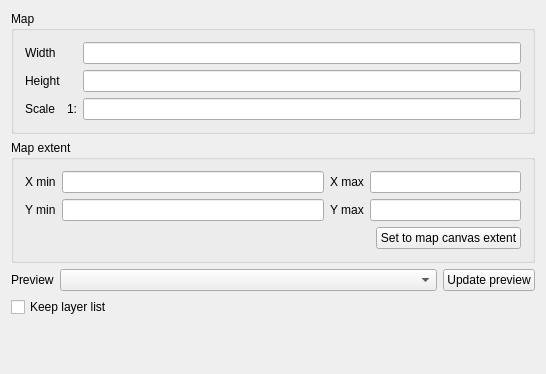
This is qgis/src/ui/qgscomposermapwidgetbase.ui in sourcepole/qgis as Qt 5 draws it before an edit. The edited form follows.
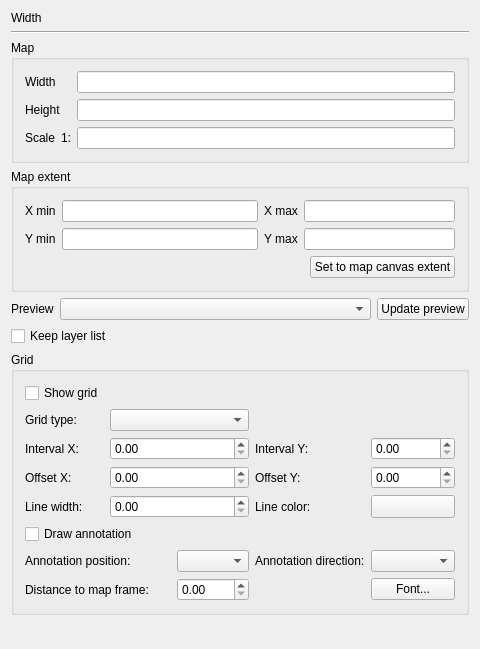
This is the edited form. Custom widgets are drawn as their Qt base class.

Commit message: [FEATURE] Possibility to add a grid to composer maps

Patch:
```diff
--- a/qgis/src/ui/qgscomposermapwidgetbase.ui
+++ b/qgis/src/ui/qgscomposermapwidgetbase.ui
@@ -1,12 +1,12 @@
 <ui version="4.0" >
  <class>QgsComposerMapWidgetBase</class>
- <widget class="QWidget" name="QgsComposerMapWidgetBase" >
-  <property name="geometry" >
+ <widget class="QWidget" name="QgsComposerMapWidgetBase">
+  <property name="geometry">
    <rect>
     <x>0</x>
     <y>0</y>
-    <width>546</width>
-    <height>374</height>
+    <width>466</width>
+    <height>649</height>
    </rect>
   </property>
   <property name="sizePolicy" >
@@ -18,19 +18,45 @@
   <property name="windowTitle" >
    <string>Map options</string>
   </property>
-  <layout class="QGridLayout" >
-   <item row="0" column="0" colspan="3" >
-    <widget class="QGroupBox" name="groupBox" >
-     <property name="title" >
+  <layout class="QGridLayout" name="gridLayout_3">
+   <item row="0" column="0">
+    <widget class="QLabel" name="textLabel1">
+     <property name="text">
+      <string>Width</string>
+     </property>
+     <property name="wordWrap">
+      <bool>true</bool>
+     </property>
+     <property name="buddy">
+      <cstring>mWidthLineEdit</cstring>
+     </property>
+    </widget>
+   </item>
+   <item row="1" column="0">
+    <widget class="Line" name="line1">
+     <property name="frameShape">
+      <enum>QFrame::HLine</enum>
+     </property>
+     <property name="frameShadow">
+      <enum>QFrame::Sunken</enum>
+     </property>
+     <property name="orientation">
+      <enum>Qt::Horizontal</enum>
+     </property>
+    </widget>
+   </item>
+   <item row="2" column="0">
+    <widget class="QGroupBox" name="mMapGroupBox">
+     <property name="title">
       <string>Map</string>
      </property>
-     <layout class="QGridLayout" >
-      <item row="0" column="0" >
-       <widget class="QLabel" name="textLabel1" >
-        <property name="text" >
+     <layout class="QGridLayout" name="gridLayout_2">
+      <item row="0" column="0">
+       <widget class="QLabel" name="textLabel1">
+        <property name="text">
          <string>Width</string>
         </property>
-        <property name="wordWrap" >
+        <property name="wordWrap">
          <bool>true</bool>
         </property>
         <property name="buddy" >
@@ -38,54 +64,49 @@
         </property>
        </widget>
       </item>
-      <item row="0" column="2" >
-       <widget class="QLineEdit" name="mWidthLineEdit" />
+      <item row="0" column="1">
+       <widget class="QLineEdit" name="mWidthLineEdit"/>
       </item>
-      <item row="1" column="0" >
-       <widget class="QLabel" name="textLabel2" >
-        <property name="text" >
+      <item row="1" column="0">
+       <widget class="QLabel" name="label_3">
+        <property name="text">
          <string>Height</string>
         </property>
-        <property name="wordWrap" >
-         <bool>true</bool>
-        </property>
-        <property name="buddy" >
-         <cstring>mHeightLineEdit</cstring>
-        </property>
        </widget>
       </item>
-      <item row="1" column="2" >
-       <widget class="QLineEdit" name="mHeightLineEdit" />
+      <item row="1" column="1">
+       <widget class="QLineEdit" name="mHeightLineEdit"/>
       </item>
-      <item row="2" column="0" >
-       <widget class="QLabel" name="label_2" >
-        <property name="sizePolicy" >
-         <sizepolicy vsizetype="Preferred" hsizetype="Preferred" >
-          <horstretch>0</horstretch>
-          <verstretch>0</verstretch>
-         </sizepolicy>
-        </property>
-        <property name="text" >
-         <string>Scale</string>
-        </property>
-        <property name="wordWrap" >
-         <bool>true</bool>
-        </property>
-       </widget>
+      <item row="2" column="0">
+       <layout class="QHBoxLayout" name="horizontalLayout">
+        <item>
+         <widget class="QLabel" name="label_2">
+          <property name="sizePolicy">
+           <sizepolicy hsizetype="Preferred" vsizetype="Preferred">
+            <horstretch>0</horstretch>
+            <verstretch>0</verstretch>
+           </sizepolicy>
+          </property>
+          <property name="text">
+           <string>Scale</string>
+          </property>
+          <property name="wordWrap">
+           <bool>true</bool>
+          </property>
+         </widget>
+        </item>
+        <item>
+         <widget class="QLabel" name="label">
+          <property name="text">
+           <string>1:</string>
+          </property>
+         </widget>
+        </item>
+       </layout>
       </item>
-      <item row="2" column="1" >
-       <widget class="QLabel" name="label" >
-        <property name="text" >
-         <string>1:</string>
-        </property>
-        <property name="alignment" >
-         <set>Qt::AlignRight|Qt::AlignTrailing|Qt::AlignVCenter</set>
-        </property>
-       </widget>
-      </item>
-      <item row="2" column="2" >
-       <widget class="QLineEdit" name="mScaleLineEdit" >
-        <property name="inputMask" >
+      <item row="2" column="1">
+       <widget class="QLineEdit" name="mScaleLineEdit">
+        <property name="inputMask">
          <string/>
         </property>
        </widget>
@@ -93,15 +114,15 @@
      </layout>
     </widget>
    </item>
-   <item row="1" column="0" colspan="3" >
-    <widget class="QGroupBox" name="mMapExtentGroupBox" >
-     <property name="title" >
+   <item row="3" column="0">
+    <widget class="QGroupBox" name="mMapExtentGroupBox">
+     <property name="title">
       <string>Map extent</string>
      </property>
-     <layout class="QGridLayout" >
-      <item row="0" column="0" >
-       <widget class="QLabel" name="mXMinLabel" >
-        <property name="enabled" >
+     <layout class="QGridLayout">
+      <item row="0" column="0">
+       <widget class="QLabel" name="mXMinLabel">
+        <property name="enabled">
          <bool>true</bool>
         </property>
         <property name="text" >
@@ -112,12 +133,12 @@
         </property>
        </widget>
       </item>
-      <item row="0" column="1" >
-       <widget class="QLineEdit" name="mXMinLineEdit" />
+      <item row="0" column="1">
+       <widget class="QLineEdit" name="mXMinLineEdit"/>
       </item>
-      <item row="0" column="2" >
-       <widget class="QLabel" name="mXMaxLabel" >
-        <property name="text" >
+      <item row="0" column="2">
+       <widget class="QLabel" name="mXMaxLabel">
+        <property name="text">
          <string>X max</string>
         </property>
         <property name="buddy" >
@@ -125,12 +146,12 @@
         </property>
        </widget>
       </item>
-      <item row="0" column="3" colspan="2" >
-       <widget class="QLineEdit" name="mXMaxLineEdit" />
+      <item row="0" column="3" colspan="2">
+       <widget class="QLineEdit" name="mXMaxLineEdit"/>
       </item>
-      <item row="1" column="0" >
-       <widget class="QLabel" name="mYMinLabel" >
-        <property name="text" >
+      <item row="1" column="0">
+       <widget class="QLabel" name="mYMinLabel">
+        <property name="text">
          <string>Y min</string>
         </property>
         <property name="buddy" >
@@ -138,12 +159,12 @@
         </property>
        </widget>
       </item>
-      <item row="1" column="1" >
-       <widget class="QLineEdit" name="mYMinLineEdit" />
+      <item row="1" column="1">
+       <widget class="QLineEdit" name="mYMinLineEdit"/>
       </item>
-      <item row="1" column="2" >
-       <widget class="QLabel" name="mYMaxLabel" >
-        <property name="text" >
+      <item row="1" column="2">
+       <widget class="QLabel" name="mYMaxLabel">
+        <property name="text">
          <string>Y max</string>
         </property>
         <property name="buddy" >
@@ -151,10 +172,10 @@
         </property>
        </widget>
       </item>
-      <item row="1" column="3" colspan="2" >
-       <widget class="QLineEdit" name="mYMaxLineEdit" />
+      <item row="1" column="3" colspan="2">
+       <widget class="QLineEdit" name="mYMaxLineEdit"/>
       </item>
-      <item row="2" column="0" colspan="4" >
+      <item row="2" column="0" colspan="4">
        <spacer>
         <property name="orientation" >
          <enum>Qt::Horizontal</enum>
@@ -167,9 +188,9 @@
         </property>
        </spacer>
       </item>
-      <item row="2" column="4" >
-       <widget class="QPushButton" name="mSetToMapCanvasExtentButton" >
-        <property name="text" >
+      <item row="2" column="4">
+       <widget class="QPushButton" name="mSetToMapCanvasExtentButton">
+        <property name="text">
          <string>Set to map canvas extent</string>
         </property>
        </widget>
@@ -177,44 +198,207 @@
      </layout>
     </widget>
    </item>
-   <item row="2" column="0" >
-    <widget class="QLabel" name="mPreviewModeLabel" >
-     <property name="text" >
-      <string>Preview</string>
-     </property>
-     <property name="wordWrap" >
-      <bool>true</bool>
-     </property>
-     <property name="buddy" >
-      <cstring>mPreviewModeComboBox</cstring>
-     </property>
-    </widget>
+   <item row="4" column="0">
+    <layout class="QHBoxLayout" name="horizontalLayout_2">
+     <item>
+      <widget class="QLabel" name="mPreviewModeLabel">
+       <property name="text">
+        <string>Preview</string>
+       </property>
+       <property name="wordWrap">
+        <bool>true</bool>
+       </property>
+       <property name="buddy">
+        <cstring>mPreviewModeComboBox</cstring>
+       </property>
+      </widget>
+     </item>
+     <item>
+      <widget class="QComboBox" name="mPreviewModeComboBox">
+       <property name="sizePolicy">
+        <sizepolicy hsizetype="Expanding" vsizetype="Fixed">
+         <horstretch>0</horstretch>
+         <verstretch>0</verstretch>
+        </sizepolicy>
+       </property>
+      </widget>
+     </item>
+     <item>
+      <widget class="QPushButton" name="mUpdatePreviewButton">
+       <property name="text">
+        <string>Update preview</string>
+       </property>
+      </widget>
+     </item>
+    </layout>
    </item>
-   <item row="2" column="1" >
-    <widget class="QComboBox" name="mPreviewModeComboBox" >
-     <property name="sizePolicy" >
-      <sizepolicy vsizetype="Fixed" hsizetype="Expanding" >
-       <horstretch>0</horstretch>
-       <verstretch>0</verstretch>
-      </sizepolicy>
-     </property>
-    </widget>
-   </item>
-   <item row="2" column="2" >
-    <widget class="QPushButton" name="mUpdatePreviewButton" >
-     <property name="text" >
-      <string>Update preview</string>
-     </property>
-    </widget>
-   </item>
-   <item row="3" column="0" colspan="2" >
-    <widget class="QCheckBox" name="mKeepLayerListCheckBox" >
-     <property name="text" >
+   <item row="5" column="0">
+    <widget class="QCheckBox" name="mKeepLayerListCheckBox">
+     <property name="text">
       <string>Keep layer list</string>
      </property>
     </widget>
    </item>
-   <item row="4" column="1" colspan="2" >
+   <item row="6" column="0">
+    <widget class="QGroupBox" name="mGridGroupBox">
+     <property name="title">
+      <string>Grid</string>
+     </property>
+     <layout class="QGridLayout" name="gridLayout">
+      <item row="0" column="0">
+       <widget class="QCheckBox" name="mGridCheckBox">
+        <property name="text">
+         <string>Show grid</string>
+        </property>
+       </widget>
+      </item>
+      <item row="1" column="0">
+       <widget class="QLabel" name="mGridTypeLabel">
+        <property name="text">
+         <string>Grid type:</string>
+        </property>
+       </widget>
+      </item>
+      <item row="1" column="1" colspan="2">
+       <widget class="QComboBox" name="mGridTypeComboBox"/>
+      </item>
+      <item row="2" column="0">
+       <widget class="QLabel" name="mIntervalXLabel">
+        <property name="text">
+         <string>Interval X:</string>
+        </property>
+       </widget>
+      </item>
+      <item row="2" column="1" colspan="2">
+       <widget class="QDoubleSpinBox" name="mIntervalXSpinBox">
+        <property name="maximum">
+         <double>999999.000000000000000</double>
+        </property>
+       </widget>
+      </item>
+      <item row="2" column="3">
+       <widget class="QLabel" name="mIntervalYLabel">
+        <property name="text">
+         <string>Interval Y:</string>
+        </property>
+       </widget>
+      </item>
+      <item row="2" column="4">
+       <widget class="QDoubleSpinBox" name="mIntervalYSpinBox">
+        <property name="maximum">
+         <double>9999999.000000000000000</double>
+        </property>
+       </widget>
+      </item>
+      <item row="3" column="0">
+       <widget class="QLabel" name="mOffsetXLabel">
+        <property name="text">
+         <string>Offset X:</string>
+        </property>
+       </widget>
+      </item>
+      <item row="3" column="1" colspan="2">
+       <widget class="QDoubleSpinBox" name="mOffsetXSpinBox">
+        <property name="maximum">
+         <double>9999999.000000000000000</double>
+        </property>
+       </widget>
+      </item>
+      <item row="3" column="3">
+       <widget class="QLabel" name="mOffsetYLabel">
+        <property name="text">
+         <string>Offset Y:</string>
+        </property>
+       </widget>
+      </item>
+      <item row="3" column="4">
+       <widget class="QDoubleSpinBox" name="mOffsetYSpinBox">
+        <property name="maximum">
+         <double>9999999.000000000000000</double>
+        </property>
+       </widget>
+      </item>
+      <item row="4" column="0">
+       <widget class="QLabel" name="mLineWidthLabel">
+        <property name="text">
+         <string>Line width:</string>
+        </property>
+       </widget>
+      </item>
+      <item row="4" column="1" colspan="2">
+       <widget class="QDoubleSpinBox" name="mLineWidthSpinBox"/>
+      </item>
+      <item row="4" column="3">
+       <widget class="QLabel" name="mLineColorLabel">
+        <property name="text">
+         <string>Line color:</string>
+        </property>
+       </widget>
+      </item>
+      <item row="4" column="4">
+       <widget class="QgsColorButton" name="mLineColorButton">
+        <property name="sizePolicy">
+         <sizepolicy hsizetype="Preferred" vsizetype="Preferred">
+          <horstretch>0</horstretch>
+          <verstretch>0</verstretch>
+         </sizepolicy>
+        </property>
+        <property name="text">
+         <string/>
+        </property>
+       </widget>
+      </item>
+      <item row="5" column="0" colspan="2">
+       <widget class="QCheckBox" name="mDrawAnnotationCheckBox">
+        <property name="text">
+         <string>Draw annotation</string>
+        </property>
+       </widget>
+      </item>
+      <item row="6" column="0" colspan="2">
+       <widget class="QLabel" name="mAnnotationPositionLabel">
+        <property name="text">
+         <string>Annotation position:</string>
+        </property>
+       </widget>
+      </item>
+      <item row="6" column="2">
+       <widget class="QComboBox" name="mAnnotationPositionComboBox"/>
+      </item>
+      <item row="6" column="3">
+       <widget class="QLabel" name="mAnnotationDirectionLabel">
+        <property name="frameShape">
+         <enum>QFrame::NoFrame</enum>
+        </property>
+        <property name="text">
+         <string>Annotation direction:</string>
+        </property>
+       </widget>
+      </item>
+      <item row="6" column="4">
+       <widget class="QComboBox" name="mAnnotationDirectionComboBox"/>
+      </item>
+      <item row="7" column="0" colspan="2">
+       <widget class="QLabel" name="mDistanceToFrameLabel">
+        <property name="text">
+         <string>Distance to map frame:</string>
+        </property>
+       </widget>
+      </item>
+      <item row="7" column="2">
+       <widget class="QDoubleSpinBox" name="mDistanceToMapFrameSpinBox"/>
+      </item>
+      <item row="7" column="4">
+       <widget class="QPushButton" name="mAnnotationFontButton">
+        <property name="text">
+         <string>Font...</string>
+        </property>
+       </widget>
+      </item>
+     </layout>
+    </widget>
+   </item>
+   <item row="7" column="0">
     <spacer>
      <property name="orientation" >
       <enum>Qt::Vertical</enum>
@@ -229,7 +413,14 @@
    </item>
   </layout>
  </widget>
- <layoutdefault spacing="6" margin="11" />
+ <layoutdefault spacing="6" margin="11"/>
+ <customwidgets>
+  <customwidget>
+   <class>QgsColorButton</class>
+   <extends>QToolButton</extends>
+   <header>qgscolorbutton.h</header>
+  </customwidget>
+ </customwidgets>
  <tabstops>
   <tabstop>mWidthLineEdit</tabstop>
   <tabstop>mHeightLineEdit</tabstop>
```
Left out of the diff: 34 changed lines with no effect on the pictures. The commit also changes 7 other files.
